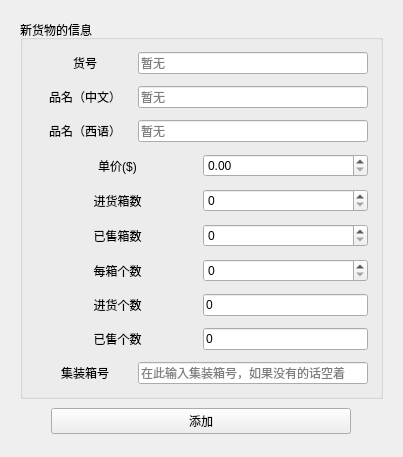
This is CompanyStroageManagement/AddNewModelWindow.ui in linxinwNeo/CompanyStroageManagement as Qt 5 draws it before an edit. The edited form follows.
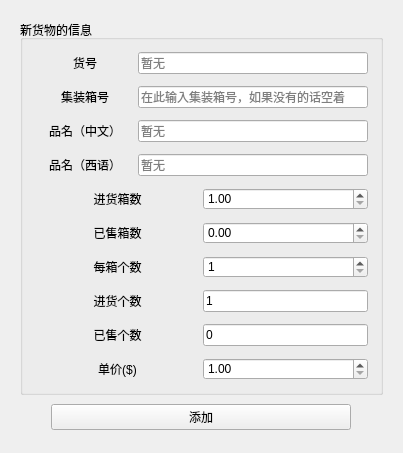
This is the edited form. Custom widgets are drawn as their Qt base class.

The edit to the form file:
```diff
--- a/CompanyStroageManagement/AddNewModelWindow.ui
+++ b/CompanyStroageManagement/AddNewModelWindow.ui
@@ -13,6 +13,12 @@
   <property name="windowTitle">
    <string>Form</string>
   </property>
+  <property name="styleSheet">
+   <string notr="true">QTableWidget::item { border: 1px solid black; }
+QTableWidget::item:selected { background-color: lightblue; }
+QHeaderView::section { border: 1px solid black; }
+QLineEdit[readOnly=&quot;true&quot;] {color: #808080; background-color: #F0F0F0;}</string>
+  </property>
   <layout class="QVBoxLayout" name="verticalLayout_3">
    <item>
     <widget class="QWidget" name="widget" native="true">
@@ -76,6 +82,50 @@
            </layout>
           </widget>
          </item>
+         <item>
+          <widget class="QWidget" name="widget_10" native="true">
+           <layout class="QHBoxLayout" name="horizontalLayout_8">
+            <property name="spacing">
+             <number>3</number>
+            </property>
+            <property name="leftMargin">
+             <number>3</number>
+            </property>
+            <property name="topMargin">
+             <number>3</number>
+            </property>
+            <property name="rightMargin">
+             <number>3</number>
+            </property>
+            <property name="bottomMargin">
+             <number>3</number>
+            </property>
+            <item>
+             <widget class="QLabel" name="label_container_ID">
+              <property name="minimumSize">
+               <size>
+                <width>100</width>
+                <height>0</height>
+               </size>
+              </property>
+              <property name="text">
+               <string>集装箱号</string>
+              </property>
+              <property name="alignment">
+               <set>Qt::AlignCenter</set>
+              </property>
+             </widget>
+            </item>
+            <item>
+             <widget class="QLineEdit" name="lineEdit_container_ID">
+              <property name="placeholderText">
+               <string>在此输入集装箱号，如果没有的话空着</string>
+              </property>
+             </widget>
+            </item>
+           </layout>
+          </widget>
+         </item>
          <item>
           <widget class="QWidget" name="widget_4" native="true">
            <layout class="QHBoxLayout" name="horizontalLayout_2">
@@ -164,50 +214,6 @@
            </layout>
           </widget>
          </item>
-         <item>
-          <widget class="QWidget" name="widget_6" native="true">
-           <layout class="QHBoxLayout" name="horizontalLayout_4">
-            <property name="spacing">
-             <number>3</number>
-            </property>
-            <property name="leftMargin">
-             <number>3</number>
-            </property>
-            <property name="topMargin">
-             <number>3</number>
-            </property>
-            <property name="rightMargin">
-             <number>3</number>
-            </property>
-            <property name="bottomMargin">
-             <number>3</number>
-            </property>
-            <item>
-             <widget class="QLabel" name="PRIZE_label">
-              <property name="text">
-               <string>单价($)</string>
-              </property>
-              <property name="alignment">
-               <set>Qt::AlignCenter</set>
-              </property>
-             </widget>
-            </item>
-            <item>
-             <widget class="QDoubleSpinBox" name="PRIZE_SB">
-              <property name="cursor">
-               <cursorShape>IBeamCursor</cursorShape>
-              </property>
-              <property name="prefix">
-               <string/>
-              </property>
-              <property name="maximum">
-               <double>9999999999999999438119489974413630815797154428513196965888.000000000000000</double>
-              </property>
-             </widget>
-            </item>
-           </layout>
-          </widget>
-         </item>
          <item>
           <widget class="QWidget" name="INIT_" native="true">
            <layout class="QHBoxLayout" name="horizontalLayout_5">
@@ -237,12 +243,15 @@
              </widget>
             </item>
             <item>
-             <widget class="QSpinBox" name="NUM_INIT_PIECES_SB">
+             <widget class="EnglishDoubleSpinBox" name="doubleSpinBox_NUM_INIT_BOXES">
               <property name="cursor">
                <cursorShape>IBeamCursor</cursorShape>
               </property>
+              <property name="minimum">
+               <double>1.000000000000000</double>
+              </property>
               <property name="maximum">
-               <number>999999999</number>
+               <double>10000000000000000000000.000000000000000</double>
               </property>
              </widget>
             </item>
@@ -278,15 +287,15 @@
              </widget>
             </item>
             <item>
-             <widget class="QSpinBox" name="NUM_SOLD_PIECES_SB">
+             <widget class="EnglishDoubleSpinBox" name="doubleSpinBox_NUM_SOLD_BOXES">
               <property name="cursor">
                <cursorShape>IBeamCursor</cursorShape>
               </property>
-              <property name="alignment">
-               <set>Qt::AlignLeading|Qt::AlignLeft|Qt::AlignVCenter</set>
+              <property name="focusPolicy">
+               <enum>Qt::WheelFocus</enum>
               </property>
               <property name="maximum">
-               <number>999999999</number>
+               <double>9999999999999999635896294965248.000000000000000</double>
               </property>
              </widget>
             </item>
@@ -326,6 +335,12 @@
               <property name="cursor">
                <cursorShape>IBeamCursor</cursorShape>
               </property>
+              <property name="focusPolicy">
+               <enum>Qt::WheelFocus</enum>
+              </property>
+              <property name="minimum">
+               <number>1</number>
+              </property>
               <property name="maximum">
                <number>999999999</number>
               </property>
@@ -374,7 +389,7 @@
                </sizepolicy>
               </property>
               <property name="text">
-               <string>0</string>
+               <string>1</string>
               </property>
               <property name="readOnly">
                <bool>true</bool>
@@ -432,8 +447,8 @@
           </widget>
          </item>
          <item>
-          <widget class="QWidget" name="widget_10" native="true">
-           <layout class="QHBoxLayout" name="horizontalLayout_8">
+          <widget class="QWidget" name="widget_6" native="true">
+           <layout class="QHBoxLayout" name="horizontalLayout_4">
             <property name="spacing">
              <number>3</number>
             </property>
@@ -450,15 +465,9 @@
              <number>3</number>
             </property>
             <item>
-             <widget class="QLabel" name="container_ID_label">
-              <property name="minimumSize">
-               <size>
-                <width>100</width>
-                <height>0</height>
-               </size>
-              </property>
+             <widget class="QLabel" name="label_PRIZE">
               <property name="text">
-               <string>集装箱号</string>
+               <string>单价($)</string>
               </property>
               <property name="alignment">
                <set>Qt::AlignCenter</set>
@@ -466,9 +475,18 @@
              </widget>
             </item>
             <item>
-             <widget class="QLineEdit" name="container_ID_LE">
-              <property name="placeholderText">
-               <string>在此输入集装箱号，如果没有的话空着</string>
+             <widget class="EnglishDoubleSpinBox" name="doubleSpinBox_PRIZE">
+              <property name="cursor">
+               <cursorShape>IBeamCursor</cursorShape>
+              </property>
+              <property name="prefix">
+               <string/>
+              </property>
+              <property name="minimum">
+               <double>1.000000000000000</double>
+              </property>
+              <property name="maximum">
+               <double>9999999999999999438119489974413630815797154428513196965888.000000000000000</double>
               </property>
              </widget>
             </item>
@@ -517,6 +535,13 @@
    </item>
   </layout>
  </widget>
+ <customwidgets>
+  <customwidget>
+   <class>EnglishDoubleSpinBox</class>
+   <extends>QDoubleSpinBox</extends>
+   <header>CustomWidgets/EnglishDoubleSpinBox.h</header>
+  </customwidget>
+ </customwidgets>
  <resources/>
  <connections/>
 </ui>
```
Left out of the diff: 42 changed lines with no effect on the pictures.
